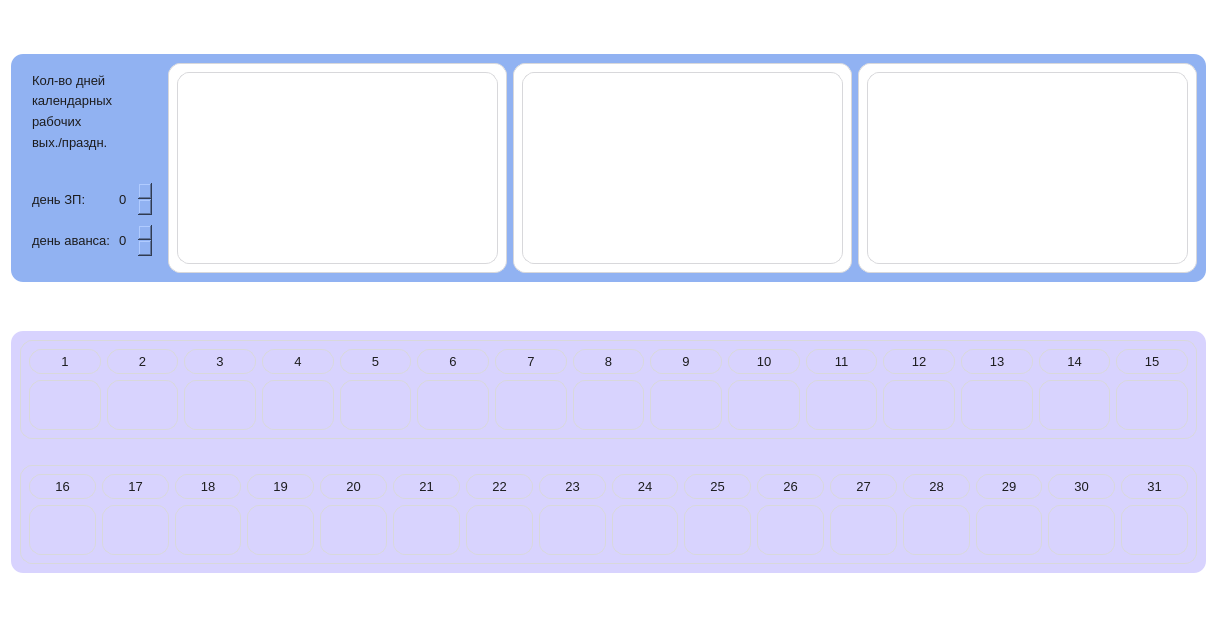
First picture: the form in ui/cash.ui, repository CatMolnia/CASH, before the edit.
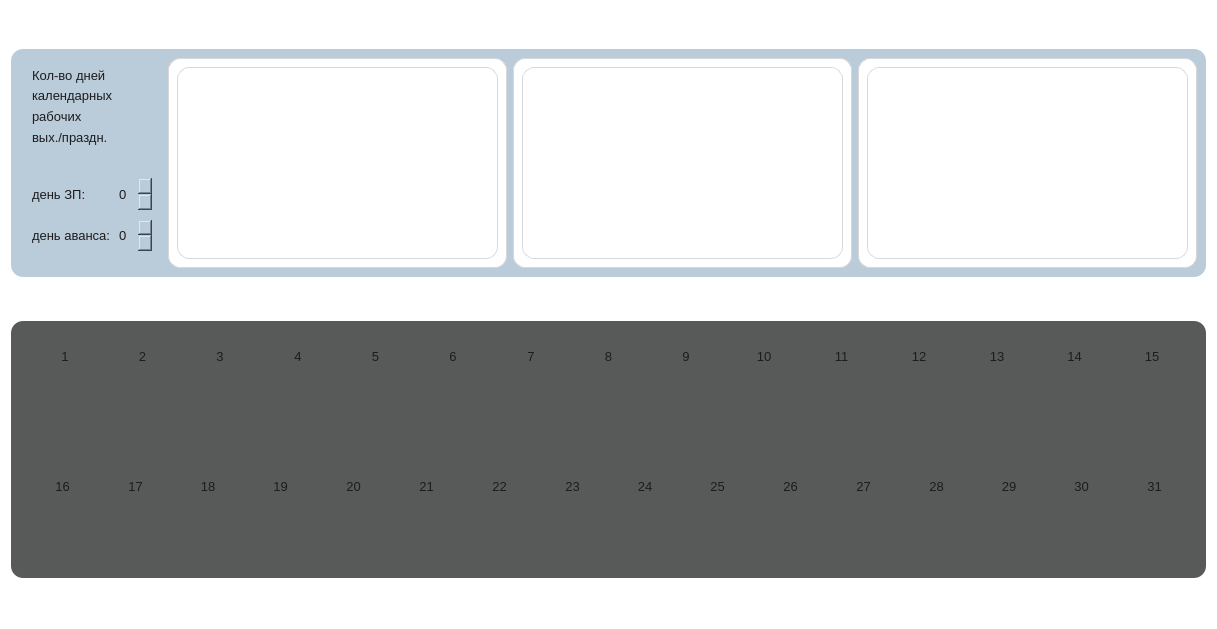
Second picture: the form after the edit.

What changed in the file:
```diff
--- a/ui/cash.ui
+++ b/ui/cash.ui
@@ -35,7 +35,7 @@
      </property>
      <property name="styleSheet">
       <string notr="true">QWidget {
-    background: #91B2F2;
+    background: #BACBD9;
 
     color: #1C1C1E;
 
@@ -452,19 +452,15 @@
      </property>
      <property name="styleSheet">
       <string notr="true">QWidget {
-    background: #D8D3FE;
-
+    background: #585959;
     color: #1C1C1E;
-
     font-family: &quot;SF Pro Text&quot;, &quot;Helvetica Neue&quot;, &quot;Helvetica&quot;, &quot;Arial&quot;;
     font-size: 13px;
-
-    border: none;
     border-radius: 12px;
 }</string>
      </property>
      <layout class="QGridLayout" name="gridLayout_6">
-      <item row="0" column="0">
+      <item row="1" column="0">
        <layout class="QVBoxLayout" name="verticalLayout_7">
         <item>
          <widget class="QWidget" name="widget_days_zp" native="true">
@@ -474,15 +470,6 @@
             <verstretch>0</verstretch>
            </sizepolicy>
           </property>
-          <property name="styleSheet">
-           <string notr="true">QWidget {
-    font-family: &quot;SF Pro Text&quot;, &quot;Helvetica Neue&quot;, &quot;Helvetica&quot;, &quot;Arial&quot;;
-    font-size: 13px;
-
-    border: 1px solid #D8D8DB;
-    border-radius: 12px;
-}</string>
-          </property>
           <layout class="QVBoxLayout" name="verticalLayout_4">
            <item>
             <layout class="QHBoxLayout" name="horizontalLayout">
@@ -1178,6 +1165,19 @@
              </item>
             </layout>
            </item>
+           <item>
+            <spacer name="horizontalSpacer_4">
+             <property name="orientation">
+              <enum>Qt::Horizontal</enum>
+             </property>
+             <property name="sizeHint" stdset="0">
+              <size>
+               <width>40</width>
+               <height>5</height>
+              </size>
+             </property>
+            </spacer>
+           </item>
           </layout>
          </widget>
         </item>
@@ -1202,15 +1202,6 @@
             <verstretch>0</verstretch>
            </sizepolicy>
           </property>
-          <property name="styleSheet">
-           <string notr="true">QWidget {
-    font-family: &quot;SF Pro Text&quot;, &quot;Helvetica Neue&quot;, &quot;Helvetica&quot;, &quot;Arial&quot;;
-    font-size: 13px;
-
-    border: 1px solid #D8D8DB;
-    border-radius: 12px;
-}</string>
-          </property>
           <layout class="QGridLayout" name="gridLayout_11">
            <item row="0" column="0">
             <layout class="QHBoxLayout" name="horizontalLayout_6">
@@ -1840,11 +1831,37 @@
              </item>
             </layout>
            </item>
+           <item row="1" column="0">
+            <spacer name="horizontalSpacer_2">
+             <property name="orientation">
+              <enum>Qt::Horizontal</enum>
+             </property>
+             <property name="sizeHint" stdset="0">
+              <size>
+               <width>40</width>
+               <height>5</height>
+              </size>
+             </property>
+            </spacer>
+           </item>
           </layout>
          </widget>
         </item>
        </layout>
       </item>
+      <item row="0" column="0">
+       <spacer name="horizontalSpacer_5">
+        <property name="orientation">
+         <enum>Qt::Horizontal</enum>
+        </property>
+        <property name="sizeHint" stdset="0">
+         <size>
+          <width>40</width>
+          <height>5</height>
+         </size>
+        </property>
+       </spacer>
+      </item>
      </layout>
     </widget>
    </item>
```
Left out of the diff: 76 changed lines with no effect on the pictures. Lines whose indentation alone changed are shown as unchanged.
